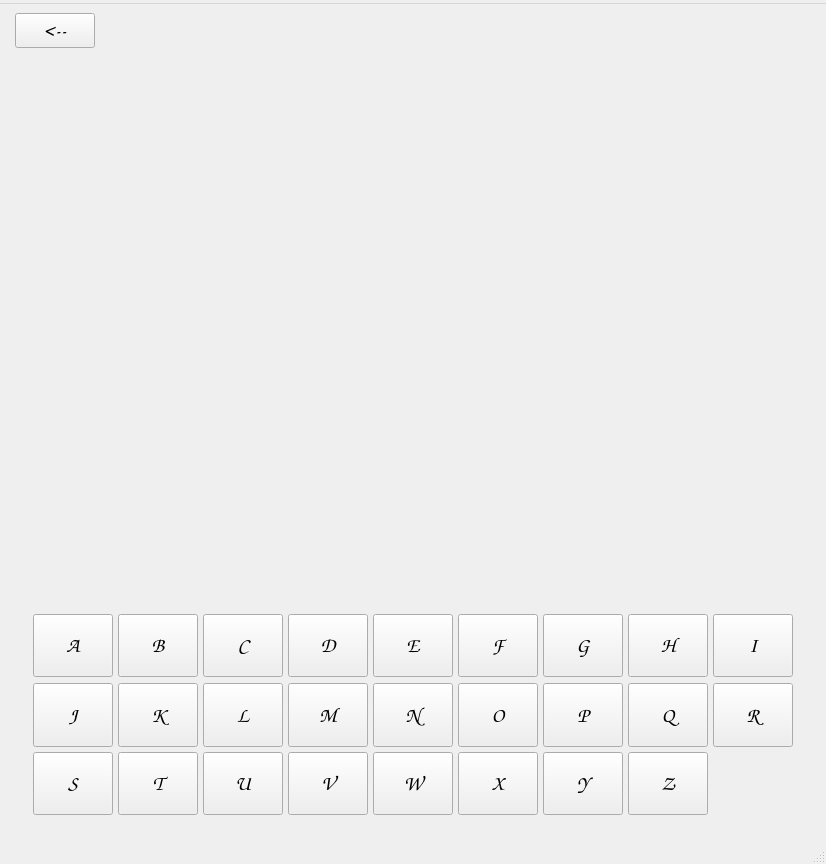
The window that GUI/Forms/mainwindow.ui (dmitrykitty/hang-game) describes before a commit, drawn with Qt 5.
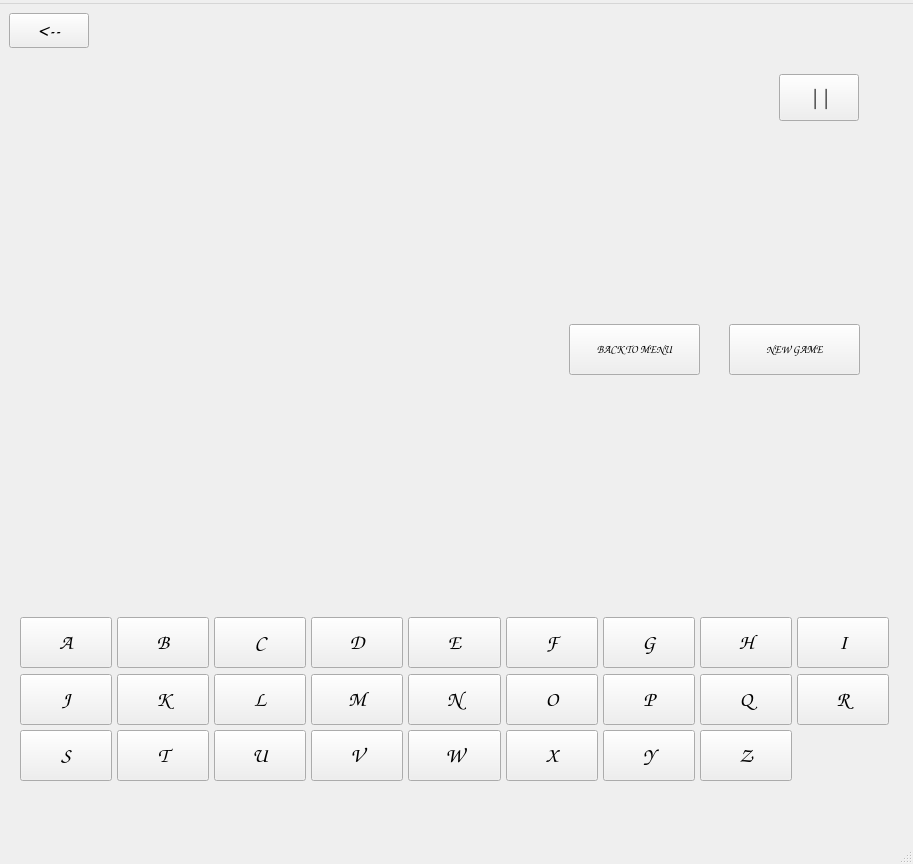
The same window after the commit.

Commit message: reset game added

```diff
--- a/GUI/Forms/mainwindow.ui
+++ b/GUI/Forms/mainwindow.ui
@@ -6,7 +6,7 @@
    <rect>
     <x>0</x>
     <y>0</y>
-    <width>826</width>
+    <width>913</width>
     <height>864</height>
    </rect>
   </property>
@@ -36,7 +36,7 @@
     <property name="sizeConstraint">
      <enum>QLayout::SizeConstraint::SetNoConstraint</enum>
     </property>
-    <item row="1" column="0" alignment="Qt::AlignmentFlag::AlignHCenter">
+    <item row="1" column="0">
      <widget class="QStackedWidget" name="stackedWidget">
       <property name="currentIndex">
        <number>1</number>
@@ -241,9 +241,21 @@
        </widget>
       </widget>
       <widget class="QWidget" name="pageGame">
-       <layout class="QVBoxLayout" name="verticalLayout_7" stretch="5,0,1,0,3">
-        <item>
          <widget class="QLabel" name="pictureGame">
+        <property name="geometry">
+         <rect>
+          <x>11</x>
+          <y>11</y>
+          <width>481</width>
+          <height>311</height>
+         </rect>
+        </property>
+        <property name="sizePolicy">
+         <sizepolicy hsizetype="Maximum" vsizetype="Maximum">
+          <horstretch>0</horstretch>
+          <verstretch>0</verstretch>
+         </sizepolicy>
+        </property>
           <property name="maximumSize">
            <size>
             <width>484</width>
@@ -254,22 +266,15 @@
            <string/>
           </property>
          </widget>
-        </item>
-        <item>
-         <spacer name="verticalSpacer_2">
-          <property name="orientation">
-           <enum>Qt::Orientation::Vertical</enum>
-          </property>
-          <property name="sizeHint" stdset="0">
-           <size>
-            <width>20</width>
-            <height>40</height>
-           </size>
-          </property>
-         </spacer>
-        </item>
-        <item alignment="Qt::AlignmentFlag::AlignHCenter">
          <widget class="QLabel" name="labelWordMask">
+        <property name="geometry">
+         <rect>
+          <x>82</x>
+          <y>396</y>
+          <width>711</width>
+          <height>111</height>
+         </rect>
+        </property>
           <property name="font">
            <font>
             <family>Comic Sans MS</family>
@@ -283,23 +288,19 @@
           <property name="scaledContents">
            <bool>false</bool>
           </property>
-         </widget>
-        </item>
-        <item>
-         <spacer name="verticalSpacer">
-          <property name="orientation">
-           <enum>Qt::Orientation::Vertical</enum>
-          </property>
-          <property name="sizeHint" stdset="0">
-           <size>
-            <width>20</width>
-            <height>40</height>
-           </size>
-          </property>
-         </spacer>
-        </item>
-        <item>
+        <property name="alignment">
+         <set>Qt::AlignmentFlag::AlignCenter</set>
+        </property>
+       </widget>
          <widget class="QWidget" name="keyboardWidget" native="true">
+        <property name="geometry">
+         <rect>
+          <x>11</x>
+          <y>561</y>
+          <width>869</width>
+          <height>166</height>
+         </rect>
+        </property>
           <layout class="QGridLayout" name="gridLayout_3" rowminimumheight="1,1,1,1,1,1">
            <property name="spacing">
             <number>5</number>
@@ -956,8 +957,75 @@
            </item>
           </layout>
          </widget>
-        </item>
-       </layout>
+       <widget class="QPushButton" name="buttonPause">
+        <property name="enabled">
+         <bool>true</bool>
+        </property>
+        <property name="geometry">
+         <rect>
+          <x>770</x>
+          <y>20</y>
+          <width>80</width>
+          <height>47</height>
+         </rect>
+        </property>
+        <property name="sizePolicy">
+         <sizepolicy hsizetype="Maximum" vsizetype="Preferred">
+          <horstretch>0</horstretch>
+          <verstretch>0</verstretch>
+         </sizepolicy>
+        </property>
+        <property name="font">
+         <font>
+          <family>Comic Sans MS</family>
+          <pointsize>16</pointsize>
+          <bold>true</bold>
+         </font>
+        </property>
+        <property name="text">
+         <string>||</string>
+        </property>
+       </widget>
+       <widget class="QPushButton" name="buttonBackToMenuAfterLose">
+        <property name="geometry">
+         <rect>
+          <x>560</x>
+          <y>270</y>
+          <width>131</width>
+          <height>51</height>
+         </rect>
+        </property>
+        <property name="font">
+         <font>
+          <family>Comic Sans MS</family>
+          <pointsize>8</pointsize>
+          <bold>true</bold>
+         </font>
+        </property>
+        <property name="text">
+         <string>BACK TO MENU</string>
+        </property>
+       </widget>
+       <widget class="QPushButton" name="buttonBackToMenuAfterLose_2">
+        <property name="geometry">
+         <rect>
+          <x>720</x>
+          <y>270</y>
+          <width>131</width>
+          <height>51</height>
+         </rect>
+        </property>
+        <property name="font">
+         <font>
+          <family>Comic Sans MS</family>
+          <pointsize>8</pointsize>
+          <bold>true</bold>
+         </font>
+        </property>
+        <property name="text">
+         <string>NEW GAME</string>
+        </property>
+       </widget>
       </widget>
       <widget class="QWidget" name="pageStatistics">
        <widget class="QLabel" name="label_2">
@@ -1050,8 +1118,8 @@
     <rect>
      <x>0</x>
      <y>0</y>
-     <width>826</width>
-     <height>21</height>
+     <width>913</width>
+     <height>25</height>
     </rect>
    </property>
    <widget class="QMenu" name="menuhangman">
```
Left out of the diff: 686 changed lines with no effect on the pictures. Lines whose indentation alone changed are shown as unchanged. The commit also changes 74 other files.
